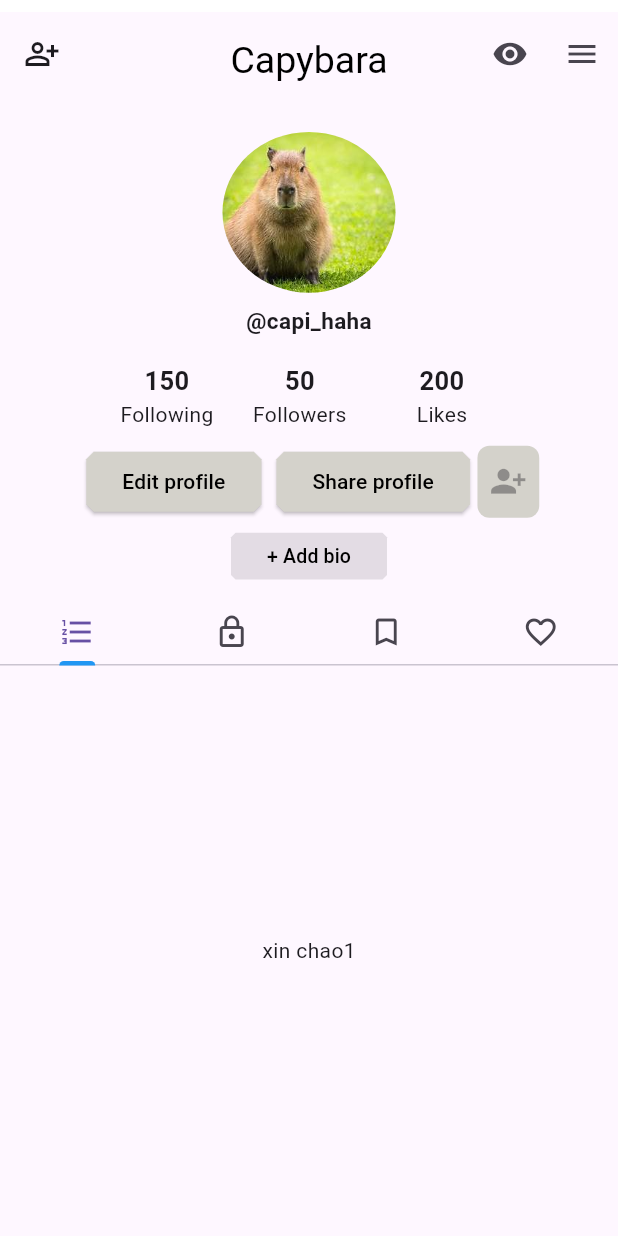
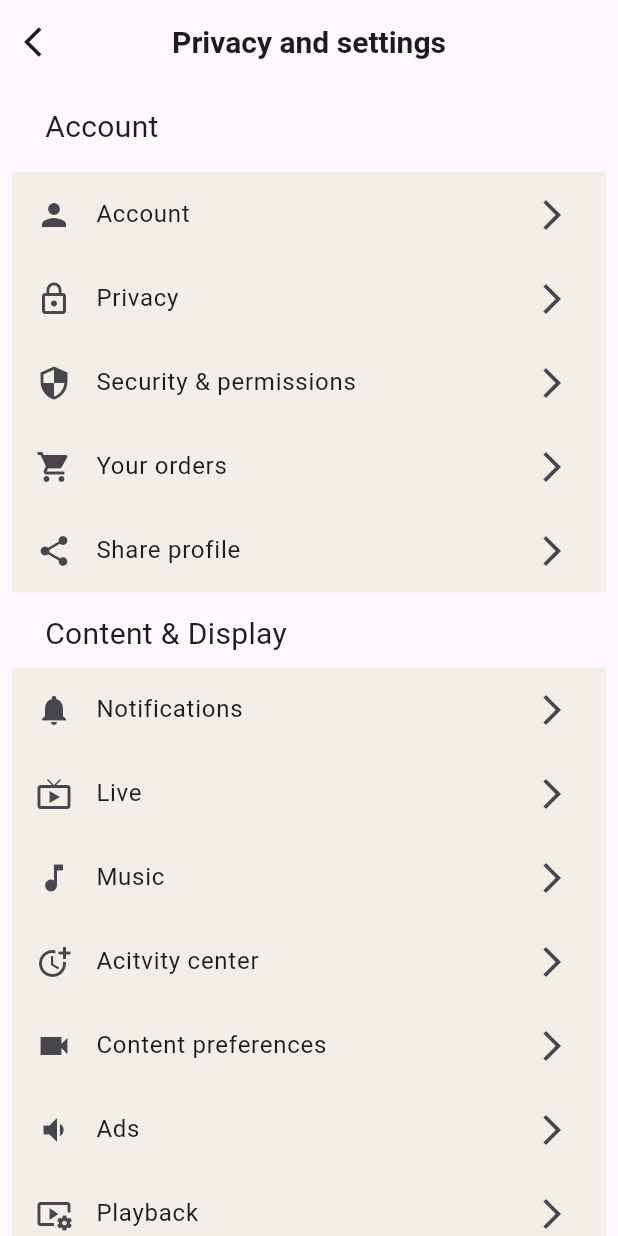
Before and after one commit to danpham04/clone_ui_tiktok, a Flutter app: the Profile screen opened directly, after a tap on the "menu" icon, on a phone screen of 412 x 824 dp. Run offline on Flutter 3.47's test engine with Material 3 defaults, Android fonts, the light colour scheme and no system bars; our stand-ins replace video_player.

Commit message:
update profile

```diff
--- a/lib/global/app_routers.dart
+++ b/lib/global/app_routers.dart
@@ -1,10 +1,16 @@
 import 'package:clone_ui_tiktok/screens/home_screens/home_screen.dart';
+import 'package:clone_ui_tiktok/screens/home_screens/proflie/edit_proflie/edit_profile.dart';
+import 'package:clone_ui_tiktok/screens/home_screens/proflie/follow/follow.dart';
+import 'package:clone_ui_tiktok/screens/home_screens/proflie/privacy_and_setting/privacy_setting.dart';
 import 'package:clone_ui_tiktok/screens/wait_screen/wait_screen.dart';
 import 'package:flutter/material.dart';
 
 class AppRouters {
   static const String homeScreen = '/home_screen';
   static const String waitScreen = '/';
+  static const String privacySetting = '/privacy_setting';
+  static const String follow = '/follow';
+  static const String editProfile = '/edit_profile';
   static makeRouter({
     required BuildContext context,
     required String routeName,
@@ -15,6 +21,12 @@ class AppRouters {
         return const WaitScreen();
       case homeScreen:
         return const HomeScreen();
+      case privacySetting:
+        return const PrivacySetting();
+      case follow:
+        return const Follow();
+      case editProfile:
+        return const EditProfile();
       default:
         throw 'Route  $routeName is not define';
     }
--- /dev/null
+++ b/lib/screens/home_screens/proflie/privacy_and_setting/privacy_setting.dart
@@ -0,0 +1,160 @@
+import 'package:clone_ui_tiktok/screens/home_screens/proflie/privacy_and_setting/widgets/list_pri_set.dart';
+import 'package:clone_ui_tiktok/widgets/app_bar_application.dart';
+import 'package:clone_ui_tiktok/widgets/text_app.dart';
+import 'package:flutter/material.dart';
+
+class PrivacySetting extends StatelessWidget {
+  const PrivacySetting({super.key});
+
+  @override
+  Widget build(BuildContext context) {
+    return Scaffold(
+      appBar: AppBarApplication(
+        heightAppBar: 70,
+        title: const TextApp(
+          text: 'Privacy and settings',
+          weightText: FontWeight.bold,
+          size: 20,
+        ),
+      ),
+      body: ListView(
+        children: [
+          const Padding(
+            padding: EdgeInsets.only(left: 30.0, bottom: 8.0),
+            child: TextApp(
+              text: 'Account',
+              size: 20,
+            ),
+          ),
+          Padding(
+            padding: const EdgeInsets.all(8.0),
+            child: Container(
+              decoration: const BoxDecoration(
+                  color: Color.fromARGB(255, 241, 239, 232)),
+              child: const Column(
+                children: [
+                  ListPriSet(
+                      iconLea: Icons.person,
+                      text: 'Account',
+                      iconTra: Icons.arrow_forward_ios),
+                  ListPriSet(
+                      iconLea: Icons.lock_outline,
+                      text: 'Privacy',
+                      iconTra: Icons.arrow_forward_ios),
+                  ListPriSet(
+                      iconLea: Icons.security_outlined,
+                      text: 'Security & permissions',
+                      iconTra: Icons.arrow_forward_ios),
+                  ListPriSet(
+                      iconLea: Icons.shopping_cart,
+                      text: 'Your orders',
+                      iconTra: Icons.arrow_forward_ios),
+                  ListPriSet(
+                      iconLea: Icons.share_sharp,
+                      text: 'Share profile',
+                      iconTra: Icons.arrow_forward_ios),
+                ],
+              ),
+            ),
+          ),
+          const Padding(
+            padding: EdgeInsets.only(left: 30.0, top: 5.0),
+            child: TextApp(
+              text: 'Content & Display',
+              size: 20,
+            ),
+          ),
+          Padding(
+            padding: const EdgeInsets.all(8.0),
+            child: Container(
+              decoration: const BoxDecoration(
+                  color: Color.fromARGB(255, 241, 239, 232)),
+              child: const Column(
+                children: [
+                  ListPriSet(
+                      iconLea: Icons.notifications,
+                      text: 'Notifications',
+                      iconTra: Icons.arrow_forward_ios),
+                  ListPriSet(
+                      iconLea: Icons.live_tv,
+                      text: 'Live',
+                      iconTra: Icons.arrow_forward_ios),
+                  ListPriSet(
+                      iconLea: Icons.music_note_sharp,
+                      text: 'Music',
+                      iconTra: Icons.arrow_forward_ios),
+                  ListPriSet(
+                      iconLea: Icons.more_time,
+                      text: 'Acitvity center',
+                      iconTra: Icons.arrow_forward_ios),
+                  ListPriSet(
+                      iconLea: Icons.videocam_sharp,
+                      text: 'Content preferences',
+                      iconTra: Icons.arrow_forward_ios),
+                  ListPriSet(
+                      iconLea: Icons.volume_down_sharp,
+                      text: 'Ads',
+                      iconTra: Icons.arrow_forward_ios),
+                  ListPriSet(
+                      iconLea: Icons.video_settings,
+                      text: 'Playback',
+                      iconTra: Icons.arrow_forward_ios),
+                  ListPriSet(
+                      iconLea: Icons.language,
+                      text: 'Language',
+                      iconTra: Icons.arrow_forward_ios),
+                  ListPriSet(
+                      iconLea: Icons.nightlight,
+                      text: 'Display',
+                      iconTra: Icons.arrow_forward_ios),
+                  ListPriSet(
+                      iconLea: Icons.hourglass_bottom_rounded,
+                      text: 'Screen time',
+                      iconTra: Icons.arrow_forward_ios),
+                ],
+              ),
+            ),
+          ),
+          const Padding(
+            padding: EdgeInsets.only(left: 30.0, bottom: 8.0),
+            child: TextApp(
+              text: 'Support & Login',
+              size: 20,
+            ),
+          ),
+          Padding(
+            padding: const EdgeInsets.all(8.0),
+            child: Container(
+              decoration: const BoxDecoration(
+                  color: Color.fromARGB(255, 241, 239, 232)),
+              child: const Column(
+                children: [
+                  ListPriSet(
+                      iconLea: Icons.flag,
+                      text: 'Report a problem',
+                      iconTra: Icons.arrow_forward_ios),
+                  ListPriSet(
+                      iconLea: Icons.messenger_outlined,
+                      text: 'Support',
+                      iconTra: Icons.arrow_forward_ios),
+                  ListPriSet(
+                      iconLea: Icons.warning,
+                      text: 'Tems and Policies ',
+                      iconTra: Icons.arrow_forward_ios),
+                  ListPriSet(
+                      iconLea: Icons.swap_horizontal_circle,
+                      text: 'Switch account',
+                      iconTra: Icons.arrow_forward_ios),
+                  ListPriSet(
+                      iconLea: Icons.logout,
+                      text: 'Log out',
+                      iconTra: Icons.arrow_forward_ios),
+                ],
+              ),
+            ),
+          ),
+        ],
+      ),
+    );
+  }
+}
--- /dev/null
+++ b/lib/screens/home_screens/proflie/privacy_and_setting/widgets/list_pri_set.dart
@@ -0,0 +1,19 @@
+import 'package:clone_ui_tiktok/widgets/text_app.dart';
+import 'package:flutter/material.dart';
+
+class ListPriSet extends StatelessWidget {
+  const ListPriSet({super.key, required this.iconLea, required this.text, this.size, this.weightText, required this.iconTra});
+final IconData iconLea;
+final String text;
+final double? size;
+final FontWeight? weightText;
+final IconData iconTra;
+  @override
+  Widget build(BuildContext context) {
+    return ListTile(
+      leading: Icon(iconLea),
+      title: TextApp(text: text,size: size,weightText: weightText,),
+      trailing: Icon(iconTra),
+    );
+  }
+}
--- a/lib/screens/home_screens/proflie/profile.dart
+++ b/lib/screens/home_screens/proflie/profile.dart
@@ -1,3 +1,4 @@
+import 'package:clone_ui_tiktok/global/app_routers.dart';
 import 'package:clone_ui_tiktok/screens/home_screens/proflie/user_librarys/favorite_user.dart';
 import 'package:clone_ui_tiktok/screens/home_screens/proflie/user_librarys/lock_user.dart';
 import 'package:clone_ui_tiktok/screens/home_screens/proflie/user_librarys/menu_user.dart';
@@ -30,6 +31,7 @@ class _ProfileState extends State<Profile> {
               onPressed: () {},
               icon: Icons.person_add_alt_outlined,
             ),
+            //TODO:
             titleName: 'Capybara',
             padding: 9,
             fontSize: 25,
@@ -41,7 +43,9 @@ class _ProfileState extends State<Profile> {
                 icon: const Icon(Icons.remove_red_eye),
               ),
               IconButton(
-                onPressed: () {},
+                onPressed: () {
+                  Navigator.of(context).pushNamed(AppRouters.privacySetting);
+                },
                 icon: const Icon(Icons.menu),
               )
             ],
--- a/lib/screens/home_screens/proflie/widgets/infor_user.dart
+++ b/lib/screens/home_screens/proflie/widgets/infor_user.dart
@@ -1,4 +1,5 @@
 import 'package:clone_ui_tiktok/global/app_paths.dart';
+import 'package:clone_ui_tiktok/global/app_routers.dart';
 import 'package:clone_ui_tiktok/screens/home_screens/proflie/widgets/button_item.dart';
 import 'package:clone_ui_tiktok/screens/home_screens/proflie/widgets/button_profile.dart';
 import 'package:clone_ui_tiktok/screens/home_screens/proflie/widgets/size_box_profile.dart';
@@ -32,17 +33,23 @@ class InforUser extends StatelessWidget {
         Row(
           mainAxisAlignment: MainAxisAlignment.center,
           children: [
-            SizeBoxProfile(
+            GestureDetector(
+              onTap: () => Navigator.of(context).pushNamed(AppRouters.follow),
+              child: SizeBoxProfile(
                 label: 'Following',
                 number: '150',
                 sizeWidth: size.width * 0.2,
                 sizeHeigth: 50,
               ),
-            SizeBoxProfile(
+            ),
+            GestureDetector(
+              onTap: () => Navigator.of(context).pushNamed(AppRouters.follow),
+              child: SizeBoxProfile(
                 label: 'Followers',
                 number: '50',
                 sizeWidth: size.width * 0.23,
                 sizeHeigth: 50,
+              ),
             ),
             SizeBoxProfile(
               label: 'Likes',
@@ -56,7 +63,9 @@ class InforUser extends StatelessWidget {
           mainAxisAlignment: MainAxisAlignment.center,
           children: [
             ButtonProfile(
-              onPressed: () {},
+              onPressed: () {
+                Navigator.of(context).pushNamed(AppRouters.editProfile);
+              },
               borderBox: 5,
               color: const Color.fromARGB(255, 212, 210, 203),
               child: const TextApp(
@@ -82,9 +91,10 @@ class InforUser extends StatelessWidget {
               ),
               width: size.width * 0.1,
               // height: size.height * 0.1,
-              child: const ButtonItem(
+              child: ButtonItem(
                 icon: Icons.person_add_alt_1,
                 size: 25,
+                onPressed: () {},
               ),
             )
           ],
--- a/lib/screens/home_screens/proflie/widgets/size_box_profile.dart
+++ b/lib/screens/home_screens/proflie/widgets/size_box_profile.dart
@@ -1,3 +1,4 @@
+import 'package:clone_ui_tiktok/global/app_routers.dart';
 import 'package:clone_ui_tiktok/widgets/text_app.dart';
 import 'package:flutter/material.dart';
 
@@ -14,7 +15,6 @@ class SizeBoxProfile extends StatelessWidget {
   final double? sizeHeigth;
   @override
   Widget build(BuildContext context) {
-
     return SizedBox(
       width: sizeWidth,
       height: sizeHeigth,
```
Also changed, not shown: lib/screens/home_screens/home/for_you/for_you.dart (+22 -8 lines), lib/screens/home_screens/home/widgets/item_video.dart (+57 -14 lines), lib/screens/home_screens/proflie/edit_proflie/edit_profile.dart (added, +50 -0 lines), lib/screens/home_screens/proflie/follow/follow.dart (added, +76 -0 lines), lib/screens/home_screens/proflie/follow/followers.dart (added, +29 -0 lines), lib/screens/home_screens/proflie/follow/following.dart (added, +29 -0 lines), lib/screens/home_screens/proflie/follow/follw_friends.dart (added, +29 -0 lines). Lines whose indentation alone changed are shown as unchanged.
